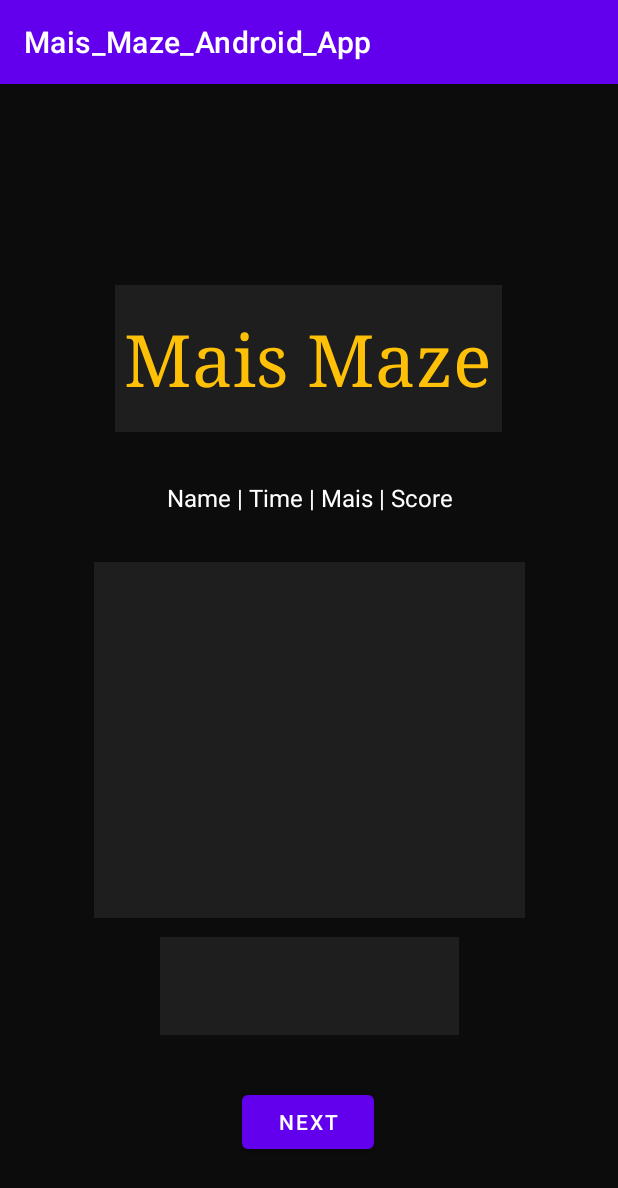
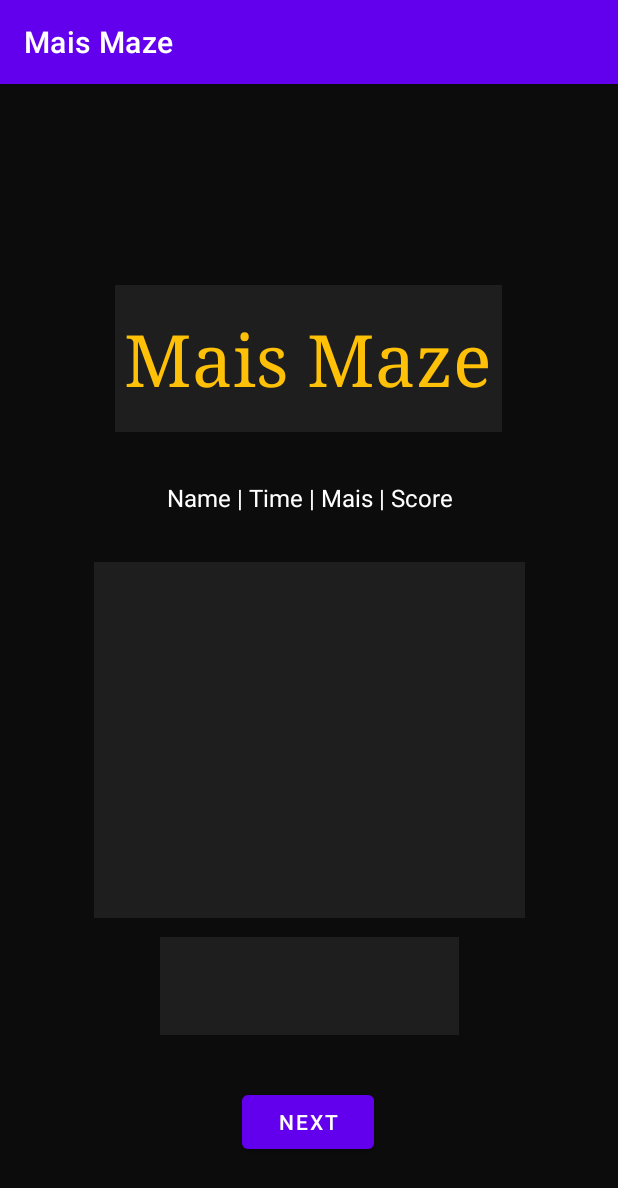
Before and after one commit to kueschallCarl/MUC2, an Android app: the layout activity_main.xml on its own in the app's theme, with its tools: preview values and no code run, on a phone screen of 412 x 824 dp. Shown: the top 1188 px of the screen. Run offline under Robolectric (Android 15) with nearby library versions, the phone set to English and light mode, and no system bars.

Commit message:
changed app_name

```diff
--- a/Mais_Maze_Android_App/app/src/main/res/values/strings.xml
+++ b/Mais_Maze_Android_App/app/src/main/res/values/strings.xml
@@ -1,5 +1,5 @@
 <resources>
-    <string name="app_name">Mais_Maze_Android_App</string>
+    <string name="app_name">Mais Maze</string>
     <string name="action_settings">Settings</string>
     <!-- Strings used for fragments for navigation -->
     <string name="first_fragment_label">Mais Maze</string>
```
